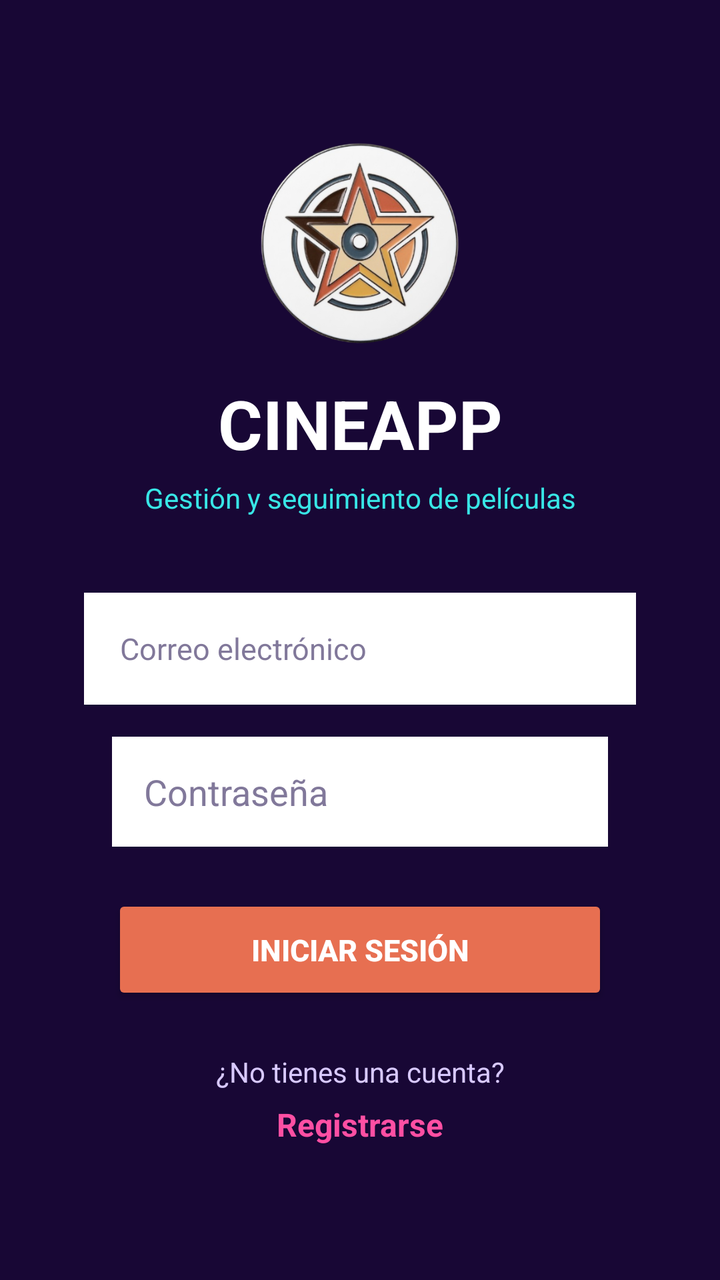
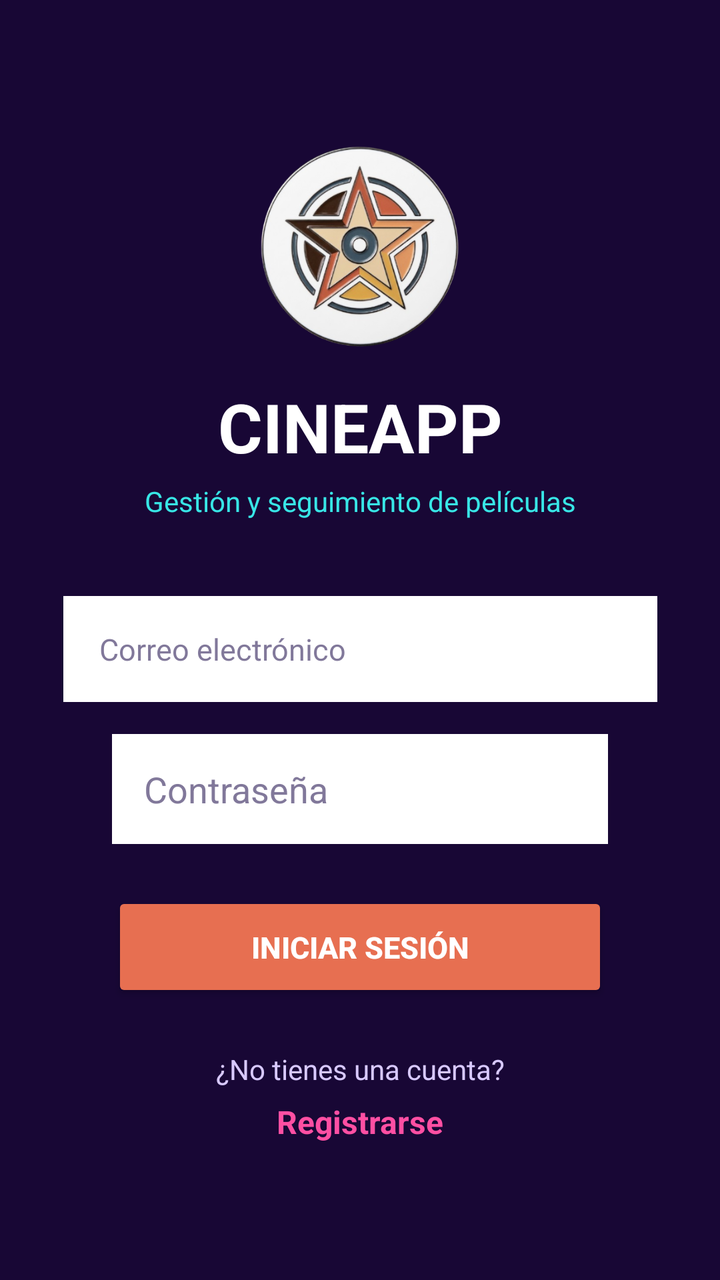

Two renders of the same Android screen: before a commit and after it. Below are the layout's source before the change and the commit's diff.
<!-- AndroidManifest.xml: application theme Theme.CINEAPP -->
<!-- res/layout/activity_main.xml -->
<?xml version="1.0" encoding="utf-8"?>
<androidx.constraintlayout.widget.ConstraintLayout
    xmlns:android="http://schemas.android.com/apk/res/android"
    xmlns:app="http://schemas.android.com/apk/res-auto"
    xmlns:tools="http://schemas.android.com/tools"
    android:id="@+id/main"
    android:layout_width="match_parent"
    android:layout_height="match_parent"
    android:background="#180735"
    android:padding="24dp"
    tools:context=".MainActivity">

    <ImageView
        android:id="@+id/tvLogo"
        android:layout_width="110dp"
        android:layout_height="110dp"
        android:contentDescription="Logo de CineApp"
        android:scaleType="fitCenter"
        android:src="@drawable/logo_cineapp"
        app:layout_constraintBottom_toTopOf="@+id/tvTitulo"
        app:layout_constraintEnd_toEndOf="parent"
        app:layout_constraintStart_toStartOf="parent"
        app:layout_constraintTop_toTopOf="parent"
        app:layout_constraintVertical_chainStyle="packed" />

    <TextView
        android:id="@+id/tvTitulo"
        android:layout_width="wrap_content"
        android:layout_height="wrap_content"
        android:layout_marginTop="12dp"
        android:text="CINEAPP"
        android:textColor="#FFFFFF"
        android:textSize="34sp"
        android:textStyle="bold"
        app:layout_constraintBottom_toTopOf="@+id/tvSubtitulo"
        app:layout_constraintEnd_toEndOf="parent"
        app:layout_constraintStart_toStartOf="parent"
        app:layout_constraintTop_toBottomOf="@+id/tvLogo" />

    <TextView
        android:id="@+id/tvSubtitulo"
        android:layout_width="wrap_content"
        android:layout_height="wrap_content"
        android:layout_marginTop="5dp"
        android:text="Gestión y seguimiento de películas"
        android:textColor="#38E6E6"
        android:textSize="14sp"
        app:layout_constraintBottom_toTopOf="@+id/etCorreo"
        app:layout_constraintEnd_toEndOf="parent"
        app:layout_constraintStart_toStartOf="parent"
        app:layout_constraintTop_toBottomOf="@+id/tvTitulo" />

    <EditText
        android:id="@+id/etCorreo"
        android:layout_width="0dp"
        android:layout_height="56dp"
        android:layout_marginStart="18dp"
        android:layout_marginTop="38dp"
        android:layout_marginEnd="18dp"
        android:background="@android:color/white"
        android:hint="Correo electrónico"
        android:inputType="textEmailAddress"
        android:paddingStart="18dp"
        android:paddingEnd="18dp"
        android:textColor="#180735"
        android:textColorHint="#81789A"
        android:textSize="15sp"
        app:layout_constraintBottom_toTopOf="@+id/etPassword"
        app:layout_constraintEnd_toEndOf="parent"
        app:layout_constraintStart_toStartOf="parent"
        app:layout_constraintTop_toBottomOf="@+id/tvSubtitulo" />

    <EditText
        android:id="@+id/etPassword"
        android:layout_width="0dp"
        android:layout_height="55dp"
        android:layout_marginStart="32dp"
        android:layout_marginTop="16dp"
        android:layout_marginEnd="32dp"
        android:background="@android:color/white"
        android:hint="Contraseña"
        android:inputType="textPassword"
        android:paddingStart="16dp"
        android:paddingEnd="16dp"
        android:textColor="#180735"
        android:textColorHint="#81789A"
        app:layout_constraintBottom_toTopOf="@+id/btnLogin"
        app:layout_constraintEnd_toEndOf="parent"
        app:layout_constraintStart_toStartOf="parent"
        app:layout_constraintTop_toBottomOf="@+id/etCorreo" />

    <Button
        android:id="@+id/btnLogin"
        android:layout_width="0dp"
        android:layout_height="55dp"
        android:layout_marginStart="32dp"
        android:layout_marginTop="24dp"
        android:layout_marginEnd="32dp"
        android:backgroundTint="@color/cine_coral"
        android:text="INICIAR SESIÓN"
        android:textColor="#FFFFFF"
        android:textSize="15sp"
        android:textStyle="bold"
        app:layout_constraintBottom_toTopOf="@+id/tvNoCuenta"
        app:layout_constraintEnd_toEndOf="parent"
        app:layout_constraintStart_toStartOf="parent"
        app:layout_constraintTop_toBottomOf="@+id/etPassword" />

    <TextView
        android:id="@+id/tvNoCuenta"
        android:layout_width="wrap_content"
        android:layout_height="wrap_content"
        android:layout_marginTop="24dp"
        android:text="¿No tienes una cuenta?"
        android:textColor="#D8C9FF"
        android:textSize="14sp"
        app:layout_constraintBottom_toTopOf="@+id/tvRegistrarse"
        app:layout_constraintEnd_toEndOf="parent"
        app:layout_constraintStart_toStartOf="parent"
        app:layout_constraintTop_toBottomOf="@+id/btnLogin" />

    <TextView
        android:id="@+id/tvRegistrarse"
        android:layout_width="wrap_content"
        android:layout_height="wrap_content"
        android:layout_marginTop="6dp"
        android:text="Registrarse"
        android:textColor="#FF4FA3"
        android:textSize="16sp"
        android:textStyle="bold"
        app:layout_constraintBottom_toBottomOf="parent"
        app:layout_constraintEnd_toEndOf="parent"
        app:layout_constraintStart_toStartOf="parent"
        app:layout_constraintTop_toBottomOf="@+id/tvNoCuenta" />

</androidx.constraintlayout.widget.ConstraintLayout>
<!-- resources referenced by this layout -->
<resources>
  <color name="cine_coral">#E76F51</color>
  <!-- drawable logo_cineapp: png bitmap (drawable, 177262 bytes) -->
  <style name="Theme.CINEAPP" parent="Base.Theme.CINEAPP" />
  <style name="Base.Theme.CINEAPP" parent="Theme.Material3.DayNight.NoActionBar">
          
          
      </style>
</resources>

<!-- the commit's change to res/layout/activity_main.xml (unified diff, before → after) -->
@@ -52,8 +52,8 @@
 
     <EditText
         android:id="@+id/etCorreo"
-        android:layout_width="0dp"
-        android:layout_height="56dp"
+        android:layout_width="297dp"
+        android:layout_height="53dp"
         android:layout_marginStart="18dp"
         android:layout_marginTop="38dp"
         android:layout_marginEnd="18dp"
